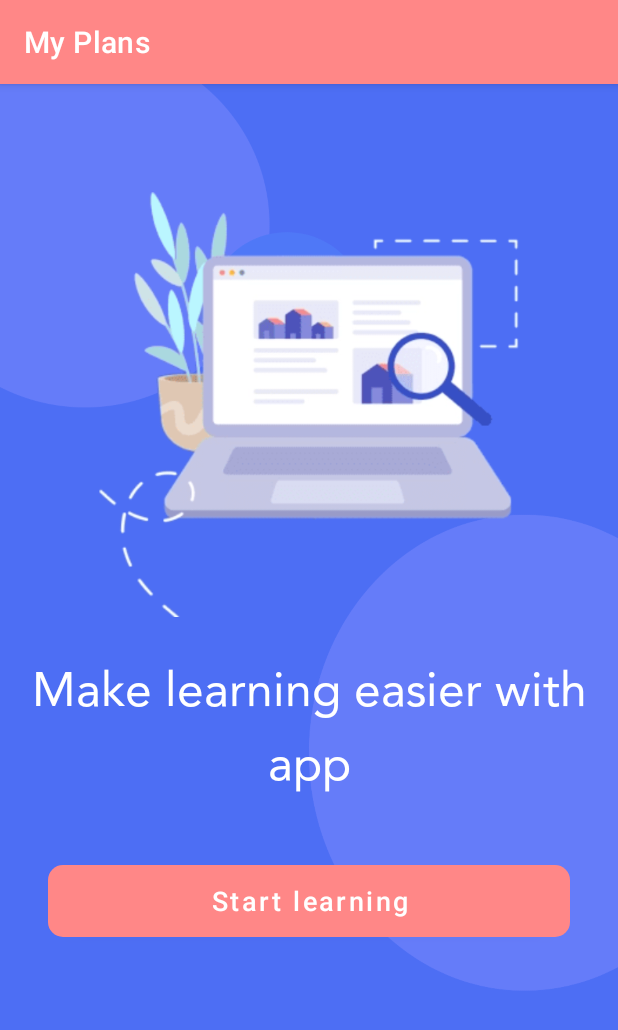
After one commit to areej1012/My_Plans, an Android app: the GetStartedActivity screen opened directly, with no data from a screen before it, on a phone screen of 412 x 824 dp. The commit adds this screen. Shown: the top 1030 px of the screen. Run offline under Robolectric (Android 15) with nearby library versions, the phone set to English and light mode, and no system bars.

Commit message:
add get start activity

```diff
--- a/app/src/main/AndroidManifest.xml
+++ b/app/src/main/AndroidManifest.xml
@@ -9,6 +9,7 @@
         android:roundIcon="@mipmap/ic_launcher_round"
         android:supportsRtl="true"
         android:theme="@style/Theme.MyPlans">
+        <activity android:name=".activities.GetStartedActivity"></activity>
         <activity
             android:name=".MainActivity"
             android:label="@string/app_name"
--- /dev/null
+++ b/app/src/main/java/com/example/myplans/activities/GetStartedActivity.kt
@@ -0,0 +1,50 @@
+package com.example.myplans.activities
+
+import android.content.Context
+import android.content.Intent
+import android.content.SharedPreferences
+import android.os.Bundle
+import androidx.appcompat.app.AppCompatActivity
+import com.example.myplans.MainActivity
+import com.example.myplans.R
+import com.example.myplans.databinding.ActivityGetStartedBinding
+
+class GetStartedActivity : AppCompatActivity() {
+    lateinit var binding: ActivityGetStartedBinding
+    private lateinit var sharedPreferences: SharedPreferences
+    private var isFirst: Boolean = true
+
+    override fun onCreate(savedInstanceState: Bundle?) {
+        super.onCreate(savedInstanceState)
+        binding = ActivityGetStartedBinding.inflate(layoutInflater)
+        setContentView(binding.root)
+
+        sharedPreferences = this.getSharedPreferences(
+            getString(R.string.preference_file_key), Context.MODE_PRIVATE
+        )
+        checkIsFirstTime()
+
+        binding.getStarted.setOnClickListener {
+            moveToNextActivity()
+        }
+
+    }
+
+    private fun checkIsFirstTime() {
+        isFirst = sharedPreferences.getBoolean("is_first", true)
+        if (!isFirst) {
+            moveToNextActivity()
+        } else {
+            with(sharedPreferences.edit()) {
+                putBoolean("is_first", false)
+                apply()
+            }
+        }
+    }
+
+    private fun moveToNextActivity() {
+        val intent = Intent(this, MainActivity::class.java)
+        startActivity(intent)
+        finish()
+    }
+}
--- /dev/null
+++ b/app/src/main/res/drawable/bt_get_started.xml
@@ -0,0 +1,8 @@
+<?xml version="1.0" encoding="utf-8"?>
+<shape xmlns:android="http://schemas.android.com/apk/res/android"
+    android:padding="10dp"
+    android:shape="rectangle">
+    <!-- you can use any color you want I used here gray color-->
+    <solid android:color="@color/pink" />
+    <corners android:radius="10dp" />
+</shape>
--- /dev/null
+++ b/app/src/main/res/layout/activity_get_started.xml
@@ -0,0 +1,51 @@
+<?xml version="1.0" encoding="utf-8"?>
+<androidx.constraintlayout.widget.ConstraintLayout xmlns:android="http://schemas.android.com/apk/res/android"
+    xmlns:app="http://schemas.android.com/apk/res-auto"
+    xmlns:tools="http://schemas.android.com/tools"
+    android:layout_width="match_parent"
+    android:layout_height="match_parent"
+    android:background="@drawable/background_blue"
+    tools:context=".activities.GetStartedActivity">
+
+    <ImageView
+        android:id="@+id/imageView"
+        android:layout_width="333dp"
+        android:layout_height="283dp"
+        android:layout_marginTop="72dp"
+        app:layout_constraintEnd_toEndOf="parent"
+        app:layout_constraintStart_toStartOf="parent"
+        app:layout_constraintTop_toTopOf="parent"
+        app:srcCompat="@drawable/image_get_started" />
+
+    <TextView
+        android:id="@+id/textView"
+        android:layout_width="wrap_content"
+        android:layout_height="wrap_content"
+        android:layout_marginStart="32dp"
+        android:layout_marginTop="24dp"
+        android:layout_marginEnd="32dp"
+        android:fontFamily="@font/avenir_regular"
+        android:text="Make learning easier with app"
+        android:textAlignment="center"
+        android:textColor="@color/white"
+        android:textSize="32sp"
+        app:layout_constraintEnd_toEndOf="parent"
+        app:layout_constraintStart_toStartOf="parent"
+        app:layout_constraintTop_toBottomOf="@+id/imageView" />
+
+    <Button
+        android:id="@+id/get_started"
+        android:layout_width="match_parent"
+        android:layout_height="wrap_content"
+        android:layout_marginStart="32dp"
+        android:layout_marginTop="41dp"
+        android:layout_marginEnd="32dp"
+        android:background="@drawable/bt_get_started"
+        android:backgroundTint="@color/pink"
+        android:text="@string/start_learning"
+        android:textAllCaps="false"
+        android:textSize="18sp"
+        app:layout_constraintEnd_toEndOf="parent"
+        app:layout_constraintStart_toStartOf="parent"
+        app:layout_constraintTop_toBottomOf="@+id/textView" />
+</androidx.constraintlayout.widget.ConstraintLayout>
--- a/app/src/main/res/values/strings.xml
+++ b/app/src/main/res/values/strings.xml
@@ -10,7 +10,7 @@
     <string name="quiz">Quiz</string>
     <string name="day">Day</string>
     <string name="calendar">Calendar</string>
-    <string name="preference_file_key">com.example.tasktimerapp.PREFERENCE_FILE_KEY</string>
+    <string name="preference_file_key">com.example.myplans.PREFERENCE_FILE_KEY</string>
     <string name="week">Week</string>
     <string name="add">add</string>
     <string name="search">Search</string>
@@ -31,4 +31,5 @@
     <string name="update">Update</string>
     <string name="cancel_this_course_only">Cancel this course only</string>
     <string name="cancel_all">Cancel All</string>
+    <string name="start_learning">Start learning</string>
 </resources>
--- a/app/src/main/res/values/themes.xml
+++ b/app/src/main/res/values/themes.xml
@@ -2,7 +2,7 @@
     <!-- Base application theme. -->
     <style name="Theme.MyPlans" parent="Theme.MaterialComponents.DayNight.DarkActionBar">
         <!-- Primary brand color. -->
-        <item name="colorPrimary">@color/white</item>
+        <item name="colorPrimary">@color/pink</item>
         <item name="colorPrimaryVariant">@color/blue</item>
         <item name="colorOnPrimary">@color/white</item>
         <!-- Secondary brand color. -->
```
Also changed, not shown: app/src/main/res/drawable/bt_search.xml (deleted, +0 -24 lines), app/src/main/res/drawable/ic_baseline_search_24.xml (deleted, +0 -10 lines), app/src/main/res/drawable/background_blue.png (added), app/src/main/res/drawable/image_get_started.png (added).
